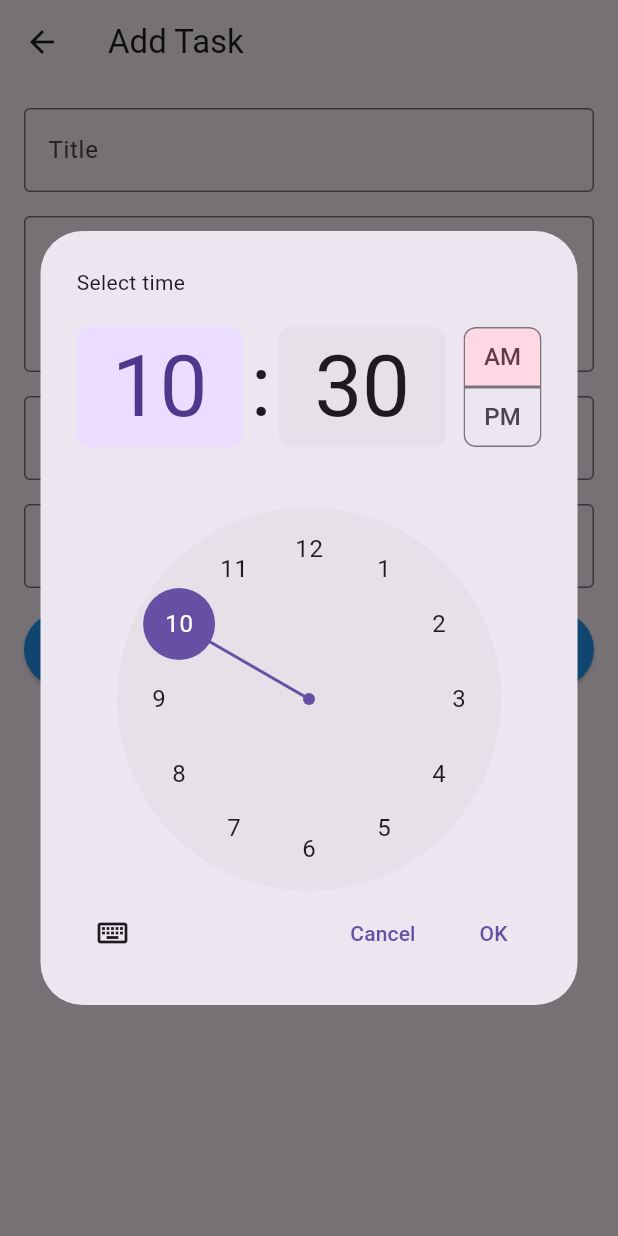
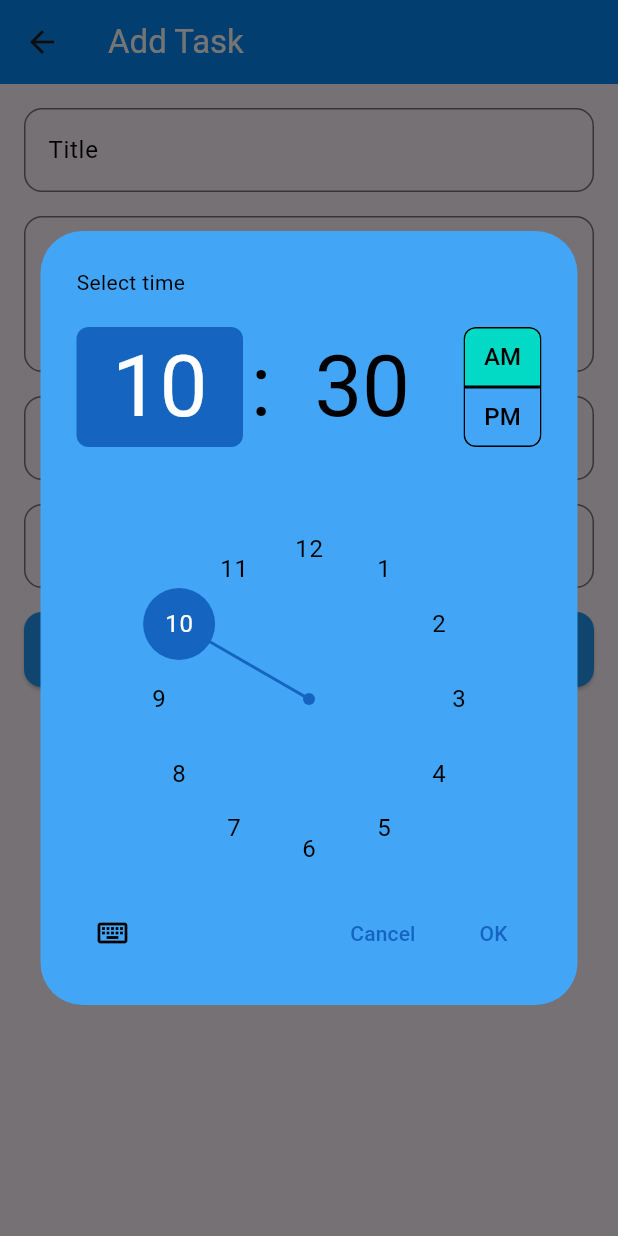
Before and after one commit to Ghaithmuhabni/Team-Collaboration-and-Task-Management-App, a Flutter app: the AddTaskPage screen opened directly, after a tap on "Select Time", on a phone screen of 412 x 824 dp. Run offline on Flutter 3.47's test engine with Material 3 defaults, Android fonts, the phone set to English and light mode, and no system bars; our stand-ins replace awesome_dialog, cloud_firestore, file_picker, firebase_auth, firebase_core, firebase_storage and 1 more; accounts and stored records are empty.

Commit message:
new updates on biryeselUI and addTask pages

```diff
--- a/lib/auth/useCases.dart
+++ b/lib/auth/useCases.dart
@@ -76,6 +76,7 @@ class _UseCasesPageState extends State<UseCasesPage> {
             },
           ),
         ],
+        backgroundColor: const Color.fromARGB(255, 4, 135, 241),
       ),
       drawer: AppDrawer(),
       body: Padding(
--- a/lib/biryesel/addTask.dart
+++ b/lib/biryesel/addTask.dart
@@ -78,7 +78,12 @@ class _AddTaskPageState extends State<AddTaskPage> {
   Widget build(BuildContext context) {
     return Scaffold(
       appBar: AppBar(
-        title: Text(widget.task == null ? 'Add Task' : 'Update Task'),
+        title: Text(
+          widget.task == null ? 'Add Task' : 'Update Task',
+          style: TextStyle(color: Colors.white),
+        ),
+        backgroundColor: const Color.fromARGB(
+            255, 4, 135, 241), // Match app bar color with theme
       ),
       body: Padding(
         padding: const EdgeInsets.all(16.0),
@@ -91,7 +96,15 @@ class _AddTaskPageState extends State<AddTaskPage> {
                 controller: _titleController,
                 decoration: InputDecoration(
                   labelText: 'Title',
-                  border: OutlineInputBorder(),
+                  labelStyle: TextStyle(color: Colors.black),
+                  border: OutlineInputBorder(
+                    borderSide: BorderSide(color: Colors.blue),
+                    borderRadius: BorderRadius.circular(12),
+                  ),
+                  focusedBorder: OutlineInputBorder(
+                    borderSide: BorderSide(color: Colors.blue, width: 2),
+                    borderRadius: BorderRadius.circular(12),
+                  ),
                 ),
               ),
               SizedBox(height: 16),
@@ -102,7 +115,15 @@ class _AddTaskPageState extends State<AddTaskPage> {
                 maxLines: 3,
                 decoration: InputDecoration(
                   labelText: 'Description',
-                  border: OutlineInputBorder(),
+                  labelStyle: TextStyle(color: Colors.black),
+                  border: OutlineInputBorder(
+                    borderSide: BorderSide(color: Colors.blue),
+                    borderRadius: BorderRadius.circular(12),
+                  ),
+                  focusedBorder: OutlineInputBorder(
+                    borderSide: BorderSide(color: Colors.blue, width: 2),
+                    borderRadius: BorderRadius.circular(12),
+                  ),
                 ),
               ),
               SizedBox(height: 16),
@@ -115,6 +136,24 @@ class _AddTaskPageState extends State<AddTaskPage> {
                     initialDate: _selectedDate ?? DateTime.now(),
                     firstDate: DateTime.now(),
                     lastDate: DateTime(2100),
+                    builder: (context, child) {
+                      return Theme(
+                        data: ThemeData.light().copyWith(
+                          colorScheme: ColorScheme.light(
+                            primary: Colors.blue[800]!, // Header color
+                            onPrimary: Colors.white, // Header text color
+                            surface: Colors.blue[400]!, // Selected date color
+                            onSurface: Colors.black, // Unselected date color
+                          ),
+                          dialogBackgroundColor: Colors.blue[50], // Background
+                          textTheme: TextTheme(
+                            bodyLarge: TextStyle(color: Colors.black),
+                            bodyMedium: TextStyle(color: Colors.black),
+                          ),
+                        ),
+                        child: child!,
+                      );
+                    },
                   );
                   if (pickedDate != null) {
                     setState(() {
@@ -125,7 +164,15 @@ class _AddTaskPageState extends State<AddTaskPage> {
                 child: InputDecorator(
                   decoration: InputDecoration(
                     labelText: 'Date',
-                    border: OutlineInputBorder(),
+                    labelStyle: TextStyle(color: Colors.black),
+                    border: OutlineInputBorder(
+                      borderSide: BorderSide(color: Colors.blue),
+                      borderRadius: BorderRadius.circular(12),
+                    ),
+                    focusedBorder: OutlineInputBorder(
+                      borderSide: BorderSide(color: Colors.blue, width: 2),
+                      borderRadius: BorderRadius.circular(12),
+                    ),
                   ),
                   child: Row(
                     mainAxisAlignment: MainAxisAlignment.spaceBetween,
@@ -136,7 +183,7 @@ class _AddTaskPageState extends State<AddTaskPage> {
                             : 'Select Date',
                         style: TextStyle(fontSize: 16),
                       ),
-                      Icon(Icons.calendar_today),
+                      Icon(Icons.calendar_today, color: Colors.blue),
                     ],
                   ),
                 ),
@@ -149,6 +196,24 @@ class _AddTaskPageState extends State<AddTaskPage> {
                   TimeOfDay? pickedTime = await showTimePicker(
                     context: context,
                     initialTime: _selectedTime ?? TimeOfDay.now(),
+                    builder: (context, child) {
+                      return Theme(
+                        data: ThemeData.light().copyWith(
+                          colorScheme: ColorScheme.light(
+                            primary: Colors.blue[800]!, // Header color
+                            onPrimary: Colors.white, // Header text color
+                            surface: Colors.blue[400]!, // Selected time color
+                            onSurface: Colors.black, // Unselected time color
+                          ),
+                          dialogBackgroundColor: Colors.blue[50], // Background
+                          textTheme: TextTheme(
+                            bodyLarge: TextStyle(color: Colors.black),
+                            bodyMedium: TextStyle(color: Colors.black),
+                          ),
+                        ),
+                        child: child!,
+                      );
+                    },
                   );
                   if (pickedTime != null) {
                     setState(() {
@@ -159,7 +224,15 @@ class _AddTaskPageState extends State<AddTaskPage> {
                 child: InputDecorator(
                   decoration: InputDecoration(
                     labelText: 'Time',
-                    border: OutlineInputBorder(),
+                    labelStyle: TextStyle(color: Colors.black),
+                    border: OutlineInputBorder(
+                      borderSide: BorderSide(color: Colors.blue),
+                      borderRadius: BorderRadius.circular(12),
+                    ),
+                    focusedBorder: OutlineInputBorder(
+                      borderSide: BorderSide(color: Colors.blue, width: 2),
+                      borderRadius: BorderRadius.circular(12),
+                    ),
                   ),
                   child: Row(
                     mainAxisAlignment: MainAxisAlignment.spaceBetween,
@@ -170,7 +243,7 @@ class _AddTaskPageState extends State<AddTaskPage> {
                             : 'Select Time',
                         style: TextStyle(fontSize: 16),
                       ),
-                      Icon(Icons.access_time),
+                      Icon(Icons.access_time, color: Colors.blue),
                     ],
                   ),
                 ),
@@ -183,6 +256,9 @@ class _AddTaskPageState extends State<AddTaskPage> {
                 style: ElevatedButton.styleFrom(
                   backgroundColor: Colors.blue,
                   minimumSize: Size(double.infinity, 50),
+                  shape: RoundedRectangleBorder(
+                    borderRadius: BorderRadius.circular(12),
+                  ),
                 ),
                 child: Text(
                   widget.task == null ? 'Add Task' : 'Update Task',
```
Also changed, not shown: lib/biryesel/biryeselUI.dart (+127 -85 lines).
